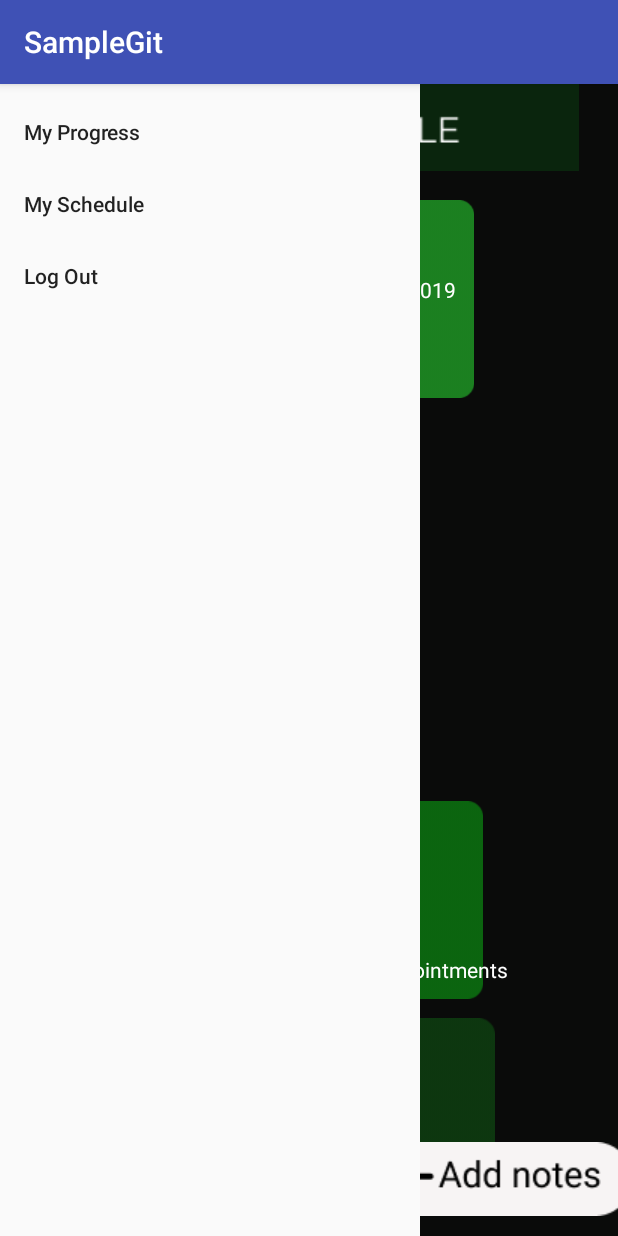
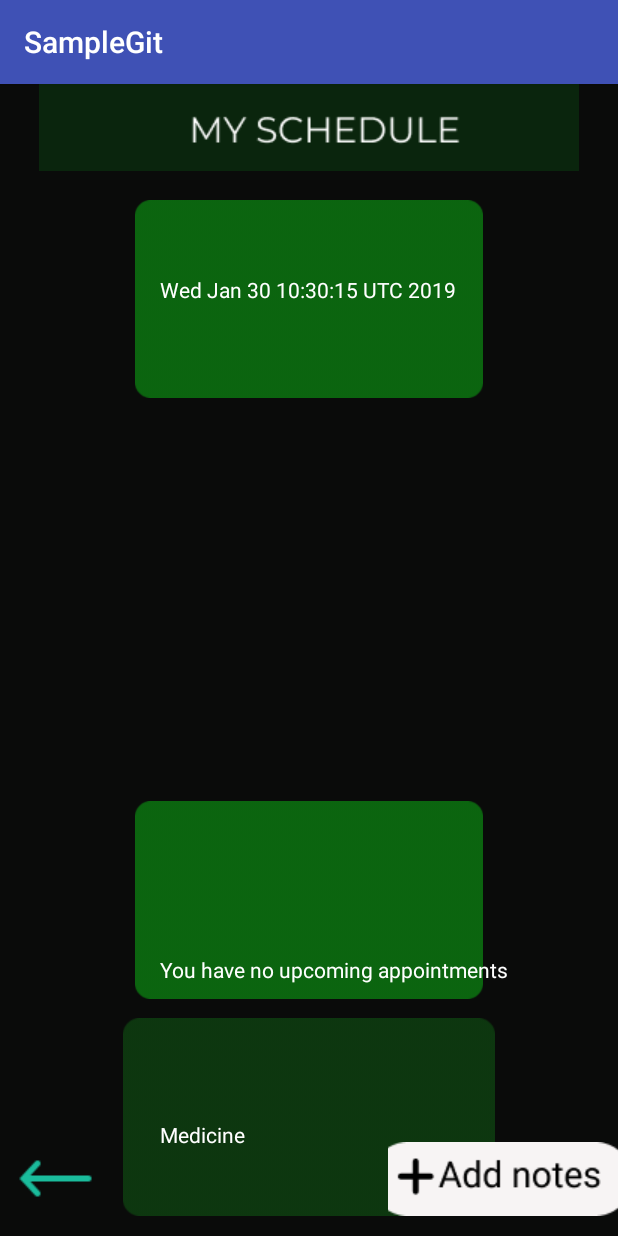
Before and after one commit to Tejanojereh/SampleGit, an Android app: the Menu_Patient screen opened directly, with no data from a screen before it, in the side drawer, after a tap on "My Schedule", on a phone screen of 412 x 824 dp. Run offline under Robolectric (Android 15) with nearby library versions, the phone set to English and light mode, and no system bars.

Commit message:
Merge branch 'master' of https://github.com/Tejanojereh/SampleGit
# Conflicts:
#	app/src/main/java/com/example/android/samplegit/MainActivity.java
#	app/src/main/java/com/example/android/samplegit/My_Schedule_Patient.java

```diff
--- a/app/src/main/java/com/example/android/samplegit/Menu_Patient.java
+++ b/app/src/main/java/com/example/android/samplegit/Menu_Patient.java
@@ -5,6 +5,8 @@ import android.content.Intent;
 import android.os.Bundle;
 import android.support.annotation.NonNull;
 import android.support.design.widget.NavigationView;
+import android.support.v4.view.GravityCompat;
+import android.support.v4.widget.DrawerLayout;
 import android.support.v7.app.AppCompatActivity;
 import android.view.MenuItem;
 
@@ -13,6 +15,9 @@ public class Menu_Patient extends AppCompatActivity implements NavigationView.On
 
     NavigationView navigationView;
     Intent intent;
+    DrawerLayout drawerLayout;
+    String id;
+    Bundle bundle1;
     @Override
     protected  void onCreate(Bundle savedInstanceState) {
         super.onCreate(savedInstanceState);
@@ -42,6 +47,14 @@ public class Menu_Patient extends AppCompatActivity implements NavigationView.On
 
 
         }
+        Bundle bundle= new Bundle();
+
+        bundle1=getIntent().getExtras();
+        id= bundle.getString("id");
+
+        bundle.putString("id",id);
+        intent.putExtras(bundle);
+
         startActivity(intent);
 
         return false;
--- a/app/src/main/java/com/example/android/samplegit/Menu_TBPartner.java
+++ b/app/src/main/java/com/example/android/samplegit/Menu_TBPartner.java
@@ -6,6 +6,7 @@ import android.os.Bundle;
 import android.support.annotation.NonNull;
 import android.support.design.widget.NavigationView;
 import android.support.v7.app.AppCompatActivity;
+import android.view.Menu;
 import android.view.MenuItem;
 
 public class Menu_TBPartner extends AppCompatActivity implements NavigationView.OnNavigationItemSelectedListener{
@@ -40,6 +41,8 @@ public class Menu_TBPartner extends AppCompatActivity implements NavigationView.
 
 
         }
+        Menu nav_Menu = navigationView.getMenu();
+
         startActivity(intent);
 
         return false;
--- a/app/src/main/java/com/example/android/samplegit/My_Schedule_Patient.java
+++ b/app/src/main/java/com/example/android/samplegit/My_Schedule_Patient.java
@@ -36,15 +36,18 @@ public class My_Schedule_Patient extends AppCompatActivity {
     TextView appt_date;
     TextView med_date;
     TextView datenow;
-    String P_ID = "1";
-    WebView wv;
-    Boolean linkCheck;
-    ImageButton addnote;
+    ImageButton addnote,back;
+    Bundle bundle;
+    String id;
 
     @Override
     protected void onCreate(Bundle savedInstanceState) {
         super.onCreate(savedInstanceState);
         setContentView(R.layout.activity_my_schedule_patient);
+
+
+
+
         appt_date = findViewById(R.id.appointment_date);
         med_date = findViewById(R.id.medicine_date);
         datenow = findViewById(R.id.date);
@@ -61,6 +64,16 @@ public class My_Schedule_Patient extends AppCompatActivity {
 
         });
 
+      back=findViewById(R.id.btn_back);
+        back.setOnClickListener(new View.OnClickListener() {
+            @Override
+            public void onClick(View v) {
+                Intent intent = new Intent(My_Schedule_Patient.this,Menu_Patient.class);
+                startActivity(intent);
+
+            }
+        });
+
 
         new WebService_Medication().execute();
 
@@ -73,6 +86,10 @@ public class My_Schedule_Patient extends AppCompatActivity {
         @Override
         protected Void doInBackground(Object... objects)
         {
+            //bundle
+            bundle=getIntent().getExtras();
+             id= bundle.getString("id");
+
             byte[] data;
             HttpPost httpPost;
             StringBuffer buffer;
@@ -114,7 +131,7 @@ public class My_Schedule_Patient extends AppCompatActivity {
 
 
                         try {
-                            med_date.setText("Medicine Intake Schedule:"+ c.getString("M_InitialTime").toString());
+                            med_date.setText("Medicine Intake Schedule:"+ c.getString("Initial_Time").toString());
                         } catch (JSONException e) {
                             e.printStackTrace();
                         }
@@ -135,25 +152,6 @@ public class My_Schedule_Patient extends AppCompatActivity {
 
 
         }
-    class MyWebViewClient extends WebViewClient{
-
-        @Override
-        public void onPageStarted(WebView view, String url, Bitmap favicon) {
-            super.onPageStarted(view, url, favicon);
-        }
-
-        @Override
-        public boolean shouldOverrideUrlLoading(WebView view, String url) {
-
-            view.loadUrl(url);
-            return true;
-        }
-
-        @Override
-        public void onPageFinished(WebView view, String url) {
-
-        }
-    }
 
 
 
--- a/app/src/main/res/layout/activity_my_schedule_patient.xml
+++ b/app/src/main/res/layout/activity_my_schedule_patient.xml
@@ -24,8 +24,9 @@
         android:layout_alignParentTop="true"
         android:layout_centerHorizontal="true"
         android:layout_marginTop="77dp"
+
         android:textColor="@android:color/white"
-        app:srcCompat="@drawable/containter_1" />
+        app:srcCompat="@drawable/container_2" />
 
     <ImageView
         android:id="@+id/txtappt"
@@ -35,6 +36,7 @@
         android:layout_alignStart="@+id/txtdate"
         android:layout_marginBottom="158dp"
         android:textColor="@android:color/white"
+        android:layout_alignBottom="@+id/txtintake"
         app:srcCompat="@drawable/container_2" />
 
     <ImageView
@@ -81,13 +83,7 @@
         android:text="Date today"
         android:textColor="@android:color/white"
         tools:textSize="30sp" />
-    <android.support.design.widget.NavigationView
-        android:id="@+id/nav_view"
-        android:layout_width="wrap_content"
-        android:layout_height="match_parent"
-        android:layout_gravity="start"
-        android:fitsSystemWindows="true"
-        app:menu="@menu/drawer_view"/>
+
 
     <ImageButton
         android:id="@+id/addnote"
@@ -98,4 +94,14 @@
         app:srcCompat="@drawable/addnotes"
         android:background="@android:color/transparent"/>
 
+    <ImageButton
+        android:id="@+id/btn_back"
+        android:layout_width="wrap_content"
+        android:layout_height="wrap_content"
+        android:layout_alignBottom="@+id/txtintake"
+        android:layout_alignParentStart="true"
+        android:layout_marginStart="12dp"
+        android:background="@android:color/transparent"
+        app:srcCompat="@drawable/btn_back" />
+
 </RelativeLayout>
```
Also changed, not shown: app/src/main/java/com/example/android/samplegit/MainActivity.java (+10 -13 lines), app/src/main/java/com/example/android/samplegit/Note_Patient.java (+5 -3 lines), app/src/main/res/drawable/addnotes (1).png (deleted).
